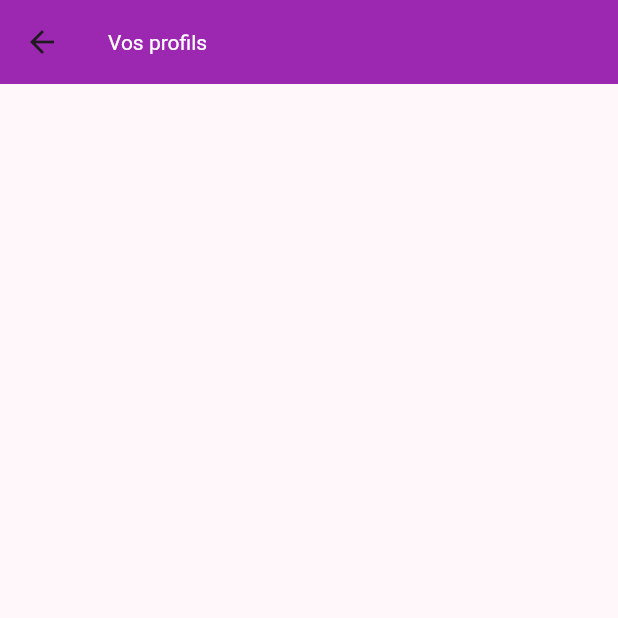
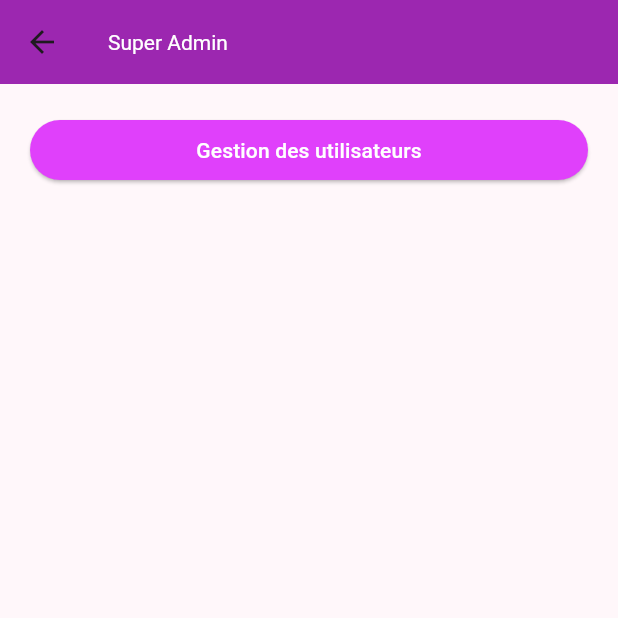
Before and after one commit to Brice-Romaric/Stream_it, a Flutter app: the SuperAdminPageHome screen opened directly, on a phone screen of 412 x 824 dp, the top half of it. Run offline on Flutter 3.47's test engine with Material 3 defaults, Android fonts, the phone set to English and light mode, and no system bars; our stand-ins replace cloud_firestore, firebase_auth, firebase_core, validators; accounts and stored records are empty.

Commit message:
Fourth commit
Signed-off-by: MarcelCoder2002 <marcelrg.cloud@gmail.com>

```diff
--- a/lib/screens/super_admin/home.dart
+++ b/lib/screens/super_admin/home.dart
@@ -7,14 +7,53 @@ class SuperAdminPageHome extends StatefulWidget {
   State<SuperAdminPageHome> createState() => _SuperAdminPageHomeState();
 }
 
-class _SuperAdminPageHomeState extends State<SuperAdminPageHome> {
+class Wid extends StatefulWidget {
+  const Wid({super.key});
+
+  @override
+  State<Wid> createState() => _WidState();
+}
+
+class _WidState extends State<Wid> {
   @override
   Widget build(BuildContext context) {
+    return const Scaffold();
+  }
+}
+
+class _SuperAdminPageHomeState extends State<SuperAdminPageHome> {
+  static Map<String, void Function(BuildContext)> managers = {
+    "Gestion des utilisateurs": (context) {
+      Navigator.push(context, MaterialPageRoute(builder: (context) {
+        return Wid();
+      }));
+    }
+  };
+
+  @override
+  Widget build(BuildContext context) {
+    var keys = managers.keys.toList();
+
     return Scaffold(
       appBar: AppBar(
-        title: Text("Vos profils") ,
+        title: Text("Super Admin"),
         backgroundColor: Colors.purple,
       ),
+      body: Container(
+          padding: EdgeInsets.all(20),
+          child: ListView.builder(
+              itemCount: managers.length,
+              itemBuilder: (context, index) {
+                var key = keys[index];
+                return ElevatedButton(
+                    onPressed: () {
+                      managers[key]!(context);
+                    },
+                    style: ElevatedButton.styleFrom(
+                        backgroundColor: Colors.purpleAccent,
+                        foregroundColor: Colors.white),
+                    child: Text(key));
+              })),
     );
   }
 }
```
